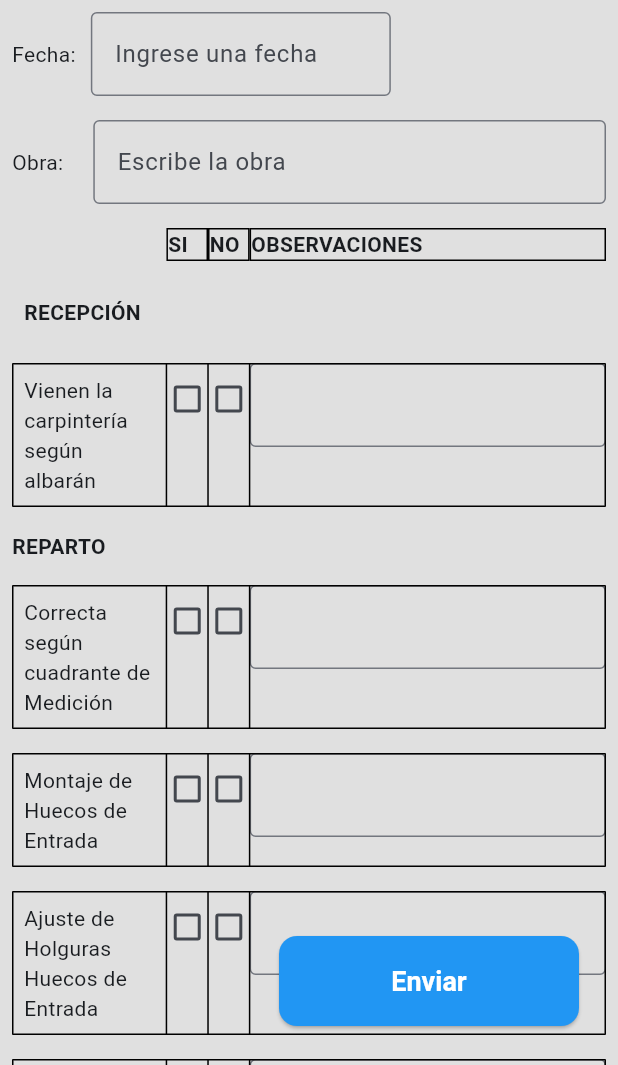
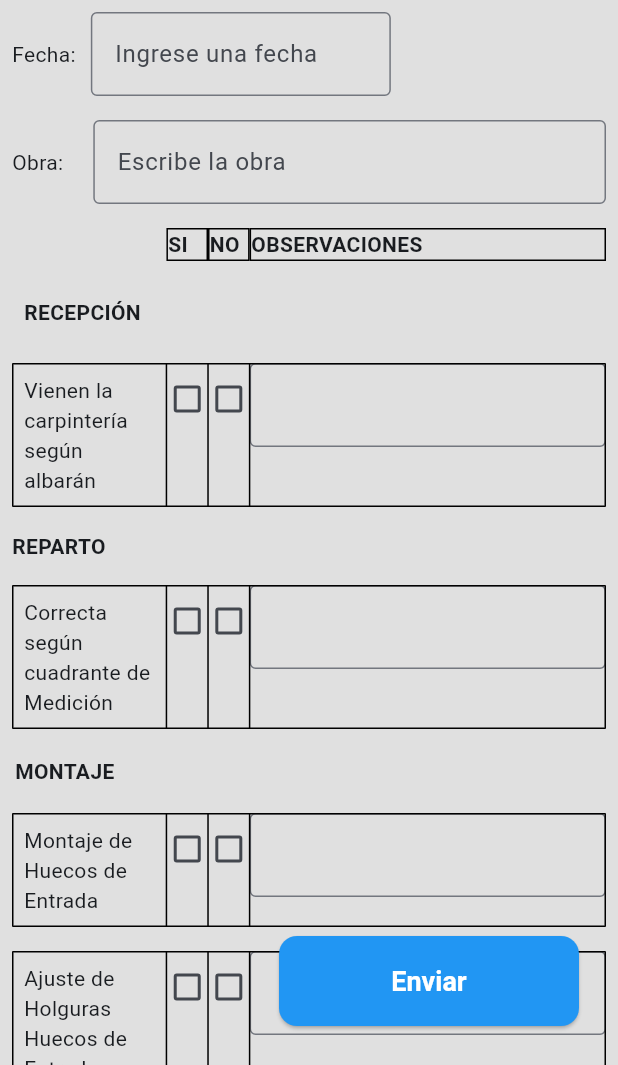
Before and after one commit to BelenAG3/checklist, a Flutter app: the screen it shows after launch, after a tap on "Enviar", on a phone screen of 412 x 824 dp, the part 171-1236 px from its top. Run offline on Flutter 3.47's test engine with Material 3 defaults, Android fonts, the phone set to English and light mode, and no system bars.

Commit message:
Añadir titulos y ajustes

```diff
--- a/lib/main.dart
+++ b/lib/main.dart
@@ -518,6 +518,36 @@ String resultadoCarpAlba = ''; // Esto guardará "Sí" o "No"
                 ),
               ],
             ),
+
+             Row(
+              children: [
+                Flexible(
+                  child: Container(
+                    color: Colors.grey[300], // Fondo gris
+                    padding: EdgeInsets.all(2), // Opcional: un poco de espacio interno
+                    child: Table(
+                      columnWidths: {
+                        0: FractionColumnWidth(1),
+                      },
+                      children: [
+                        TableRow(
+                          children: [
+                            Container(
+                              padding: EdgeInsets.all(8),
+                              child: Text(
+                                'MONTAJE',
+                                style: TextStyle(fontWeight: FontWeight.bold),
+                              ),
+                            ),
+                          ],
+                        ),
+                      ],
+                    ),
+                  ),
+                ),
+              ],
+            ),
+
 
              Row(
               children: [
@@ -1391,8 +1421,11 @@ String resultadoCarpAlba = ''; // Esto guardará "Sí" o "No"
             String subject = 'Asunto del correo';
             String body = 'Esta es la fecha $Fecha. '
               'Este es el contenido del correo con la información de la app $Obra.\n'
+              'RECEPCIÓN \n'
               'Vienen la carpínteria según albarán: $resultadoCarpAlba. \n'
+              'REPARTO \n'
               'Correcta según cuadrante de Medición: $resultadoCuadMedi. \n'
+              'MONTAJE \n'
               'Montaje de Huecos de Entrada: $resultadoMontjeHueEntr. \n'
               'Ajuste Holguras Huecos de Entrada: $resultadoAjusteHolEntr. \n'
               'Montaje de Huecos de Paso: $resultadoMontajeHuePaso. \n'
@@ -1403,7 +1436,7 @@ String resultadoCarpAlba = ''; // Esto guardará "Sí" o "No"
               'Montaje de Rodapies: $resultadoMontajeRoda. \n'
               'Montaje de Carpintería Especifica: $resultadoMontajeCar. \n'
               'Revisión de elementos complementarios: $resultadoRevision.\n'
-              'Repaso piezas de carpintería (emplastecido...): $resultadoRepasos.';
+              'Repaso piezas de carpintería (emplastecido...): $resultadoRepasos. \n';
 
             final Uri emailUri = Uri(
               scheme: 'mailto',
```
